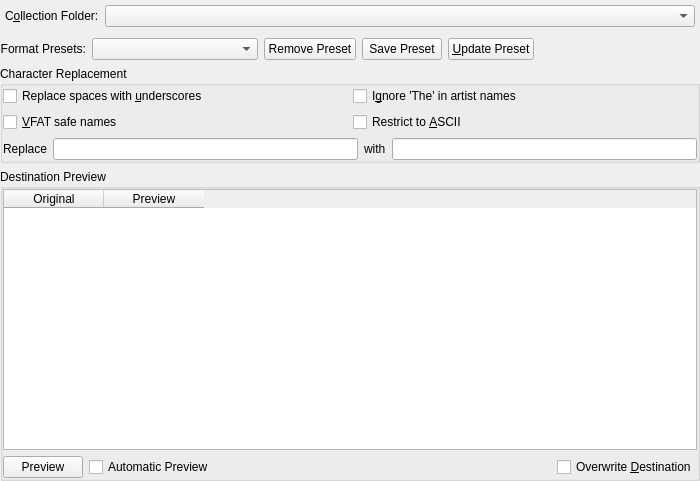
Old version of the form src/dialogs/OrganizeCollectionDialogBase.ui in the repository netrunner-debian-kde-extras/amarok.
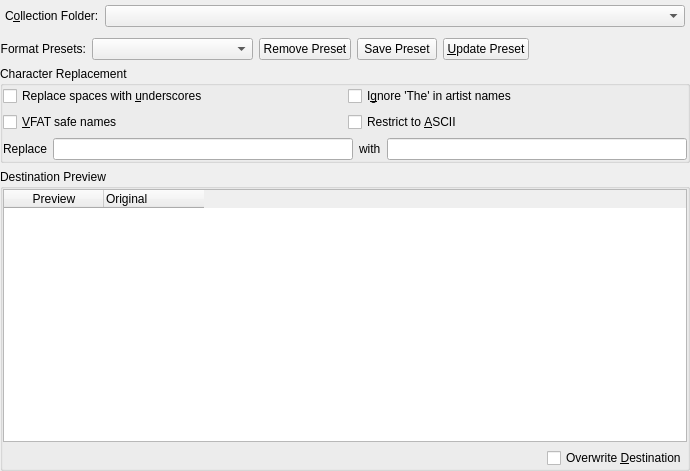
New version of the form. Custom widgets are drawn as their Qt base class.

The edit to the form file:
```diff
--- a/src/dialogs/OrganizeCollectionDialogBase.ui
+++ b/src/dialogs/OrganizeCollectionDialogBase.ui
@@ -7,8 +7,8 @@
    <rect>
     <x>0</x>
     <y>0</y>
-    <width>700</width>
-    <height>481</height>
+    <width>690</width>
+    <height>471</height>
    </rect>
   </property>
   <property name="sizePolicy">
@@ -318,37 +318,60 @@
      <layout class="QVBoxLayout" name="verticalLayout_3">
       <item>
        <widget class="QTableWidget" name="previewTableWidget">
+        <property name="sizePolicy">
+         <sizepolicy hsizetype="MinimumExpanding" vsizetype="MinimumExpanding">
+          <horstretch>0</horstretch>
+          <verstretch>0</verstretch>
+         </sizepolicy>
+        </property>
+        <property name="minimumSize">
+         <size>
+          <width>640</width>
+          <height>220</height>
+         </size>
+        </property>
         <property name="horizontalScrollMode">
          <enum>QAbstractItemView::ScrollPerPixel</enum>
         </property>
+        <attribute name="horizontalHeaderDefaultSectionSize">
+         <number>100</number>
+        </attribute>
         <attribute name="verticalHeaderVisible">
          <bool>false</bool>
         </attribute>
-        <column>
-         <property name="text">
-          <string>Original</string>
-         </property>
-        </column>
         <column>
          <property name="text">
           <string>Preview</string>
          </property>
+         <property name="textAlignment">
+          <set>AlignHCenter|AlignVCenter|AlignCenter</set>
+         </property>
+        </column>
+        <column>
+         <property name="text">
+          <string>Original</string>
+         </property>
+         <property name="textAlignment">
+          <set>AlignLeft|AlignVCenter</set>
+         </property>
         </column>
        </widget>
       </item>
       <item>
-       <layout class="QHBoxLayout">
+       <layout class="QHBoxLayout" name="horizontalLayout_2">
         <item>
-         <widget class="QPushButton" name="previewButton">
-          <property name="text">
-           <string>Preview</string>
+         <widget class="QLabel" name="conflictLabel">
+          <property name="sizePolicy">
+           <sizepolicy hsizetype="MinimumExpanding" vsizetype="Preferred">
+            <horstretch>0</horstretch>
+            <verstretch>0</verstretch>
+           </sizepolicy>
           </property>
-         </widget>
-        </item>
-        <item>
-         <widget class="QCheckBox" name="autoPreviewCheck">
           <property name="text">
-           <string>Automatic Preview</string>
+           <string/>
+          </property>
+          <property name="alignment">
+           <set>Qt::AlignRight|Qt::AlignTrailing|Qt::AlignVCenter</set>
           </property>
          </widget>
         </item>
@@ -368,22 +391,6 @@
           </property>
          </spacer>
         </item>
-        <item>
-         <widget class="QLabel" name="conflictLabel">
-          <property name="sizePolicy">
-           <sizepolicy hsizetype="MinimumExpanding" vsizetype="Preferred">
-            <horstretch>0</horstretch>
-            <verstretch>0</verstretch>
-           </sizepolicy>
-          </property>
-          <property name="text">
-           <string/>
-          </property>
-          <property name="alignment">
-           <set>Qt::AlignRight|Qt::AlignTrailing|Qt::AlignVCenter</set>
-          </property>
-         </widget>
-        </item>
         <item>
          <widget class="QCheckBox" name="overwriteCheck">
           <property name="toolTip">
```
Left out of the diff: 2 changed lines with no effect on the pictures.
